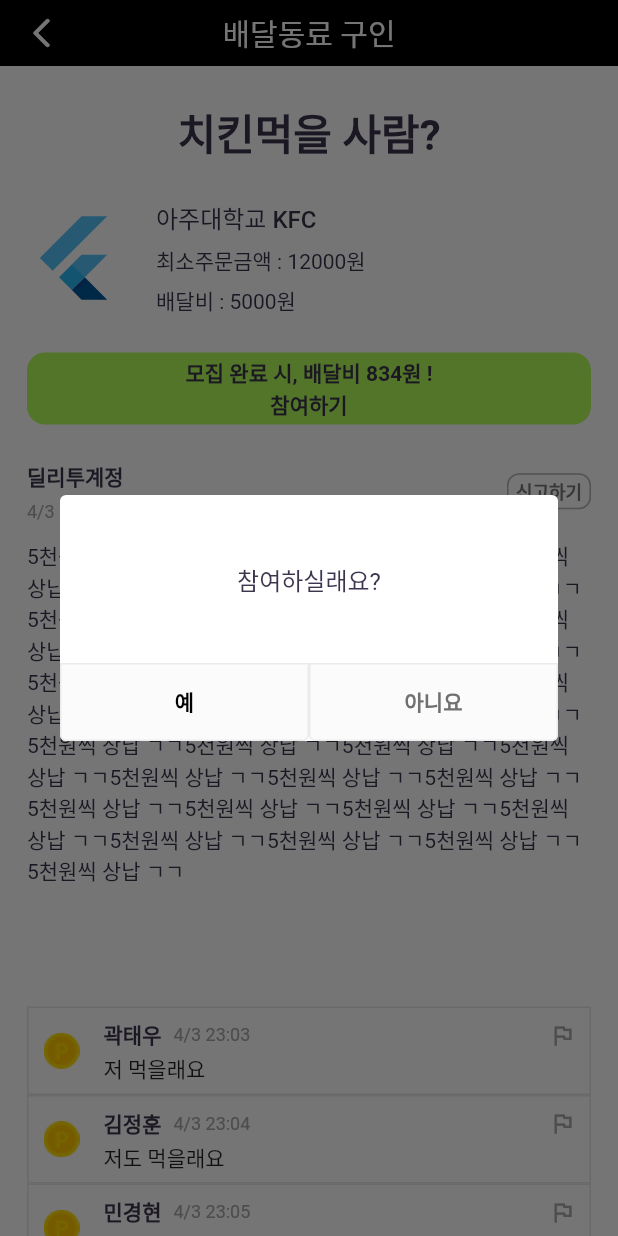
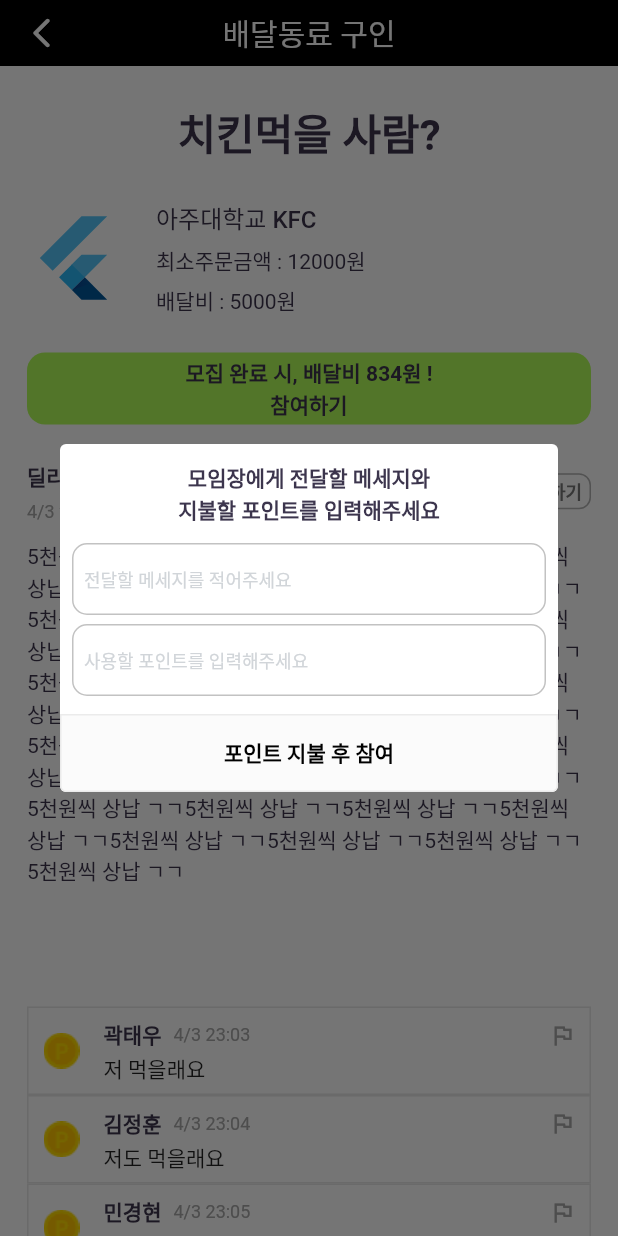
Before and after one commit to LiiNen/DeleTo, a Flutter app: the StoreBoardView screen opened directly with sample values from the repository, after a tap on an icon or button, on a phone screen of 412 x 824 dp. Run offline on Flutter 3.47's test engine with Material 2 defaults, Android fonts, the phone set to English and light mode, and no system bars; our stand-ins replace fluttertoast; Roboto replaces fonts that are missing (NotoSansCJKKR).

Commit message:
Add input dialog to board view

```diff
--- a/lib/component/default_text_field.dart
+++ b/lib/component/default_text_field.dart
@@ -6,10 +6,11 @@ class DefaultTextField extends StatelessWidget {
   final FocusNode focusNode;
   final String hint;
   final bool allowEnter;
+  final bool isNumber;
   final FocusNode? nextFocusNode;
   final dynamic callback;
   final bool enabled;
-  DefaultTextField({required this.controller, required this.focusNode, required this.hint, this.allowEnter=false, this.nextFocusNode, this.callback, this.enabled=true});
+  DefaultTextField({required this.controller, required this.focusNode, required this.hint, this.allowEnter=false, this.nextFocusNode, this.callback, this.enabled=true, this.isNumber=false});
 
   @override
   Widget build(BuildContext context) {
@@ -25,7 +26,7 @@ class DefaultTextField extends StatelessWidget {
         hintStyle: textStyle(color: Color(0xffd1d5d9), weight: 400, size: 12.0),
       ),
       style: textStyle(weight: 600, size: 12.0),
-      keyboardType: allowEnter ? TextInputType.multiline : TextInputType.text,
+      keyboardType: isNumber ? TextInputType.number : (allowEnter ? TextInputType.multiline : TextInputType.text),
       textInputAction: allowEnter ? TextInputAction.newline : TextInputAction.done,
       maxLines: allowEnter ? 18 : 1,
       onSubmitted: (value) {
--- a/lib/component/input_dialog.dart
+++ b/lib/component/input_dialog.dart
@@ -1,3 +1,7 @@
+import 'package:delito/component/default_text_field.dart';
+import 'package:delito/function.dart';
+import 'package:delito/object/user.dart';
+import 'package:delito/style.dart';
 import 'package:flutter/material.dart';
 
 import 'confirm_dialog.dart';
@@ -11,19 +15,92 @@ class InputDialog extends ConfirmDialog {
   State<InputDialog> createState() => _InputDialog();
 }
 class _InputDialog extends State<InputDialog> {
+  TextEditingController messageController = TextEditingController();
+  TextEditingController pointController = TextEditingController();
+
   @override
   Widget build(BuildContext context) {
-    return Dialog(
-      shape: RoundedRectangleBorder(
-        borderRadius: BorderRadius.circular(4),
-      ),
-      elevation: 0,
-      backgroundColor: Colors.white,
+    return GestureDetector(
+      onTap: FocusManager.instance.primaryFocus?.unfocus,
+      child: Dialog(
+        shape: RoundedRectangleBorder(
+          borderRadius: BorderRadius.circular(4),
+        ),
+        elevation: 0,
+        backgroundColor: Colors.white,
+        child: Container(
+          width: MediaQuery.of(context).size.width,
+          child: Column(
+            crossAxisAlignment: CrossAxisAlignment.start,
+            mainAxisSize: MainAxisSize.min,
+            children: [
+              SizedBox(height: 12),
+              descriptionBox(),
+              inputTextFieldColumn(),
+              confirmBox()
+            ]
+          )
+        )
+      )
+    );
+  }
+
+  descriptionBox() {
+    return Container(
+      padding: EdgeInsets.symmetric(horizontal: 8),
+      child: Center(child: Text('모임장에게 전달할 메세지와\n지불할 포인트를 입력해주세요', style: textStyle(weight: 600, size: 14.0), textAlign: TextAlign.center,)),
+    );
+  }
+
+  inputTextFieldColumn() {
+    return Container(
+      padding: EdgeInsets.symmetric(horizontal: 8, vertical: 12),
       child: Column(
         children: [
-
+          DefaultTextField(controller: messageController, focusNode: FocusNode(), hint: '전달할 메세지를 적어주세요'),
+          SizedBox(height: 6),
+          DefaultTextField(controller: pointController, focusNode: FocusNode(), hint: '사용할 포인트를 입력해주세요', isNumber: true),
         ]
       )
     );
   }
+
+  confirmBox() {
+    return GestureDetector(
+      behavior: HitTestBehavior.translucent,
+      onTap: () {
+        if(messageController.text == '') {
+          showToast('메세지를 입력해주세요');
+          return;
+        }
+        else if(messageController.text.length > 50) {
+          showToast('메세지가 너무 깁니다');
+          return;
+        }
+        else if(pointController.text == '') {
+          showToast('1 이상의 포인트를 입력해주세요');
+          return;
+        }
+        else if(int.parse(pointController.text) > userInfo.point) {
+          showToast('보유한 포인트 이내에서 입력해주세요\n보유 포인트: ${userInfo.point}P');
+          return;
+        }
+        else {
+          Navigator.pop(context);
+          widget.confirmAction(messageController.text, pointController.text);
+        }
+      },
+      child: Container(
+        height: 52,
+        decoration: BoxDecoration(
+          border: Border.all(color: Color(0xffebebeb), width: 1),
+          borderRadius: BorderRadius.only(bottomLeft: Radius.circular(4), bottomRight: Radius.circular(4)),
+          color: Color(0xfffbfbfb),
+        ),
+        child: Center(
+          child: Text(widget.confirmWord, style: textStyle(color: Colors.black, weight: 600, size: 14.0))
+        )
+      )
+    );
+  }
 }
--- a/lib/store/board/store_board_view.dart
+++ b/lib/store/board/store_board_view.dart
@@ -1,6 +1,7 @@
 import 'package:delito/component/confirm_dialog.dart';
 import 'package:delito/component/default_app_bar.dart';
 import 'package:delito/component/default_button.dart';
+import 'package:delito/component/input_dialog.dart';
 import 'package:delito/function.dart';
 import 'package:delito/main_nav/report/report_view.dart';
 import 'package:delito/object/board.dart';
@@ -19,12 +20,16 @@ class _StoreBoardView extends State<StoreBoardView> {
   _participate() async {
     return (await showDialog(
       context: context,
-      builder: (context) => ConfirmDialog(
-        title: '참여하실래요?',
-        positiveAction: () {},
-        negativeAction: () {},
+      builder: (context) => InputDialog(
+        title: '모임 신청', confirmAction: (message, point) {_participateAction(message, point);},
+        confirmWord: '포인트 지불 후 참여'
       ),
     )) ?? false;
+  }
+
+  _participateAction(String message, String point) async {
+    print(message);
+    print(point);
   }
 
   @override
```
